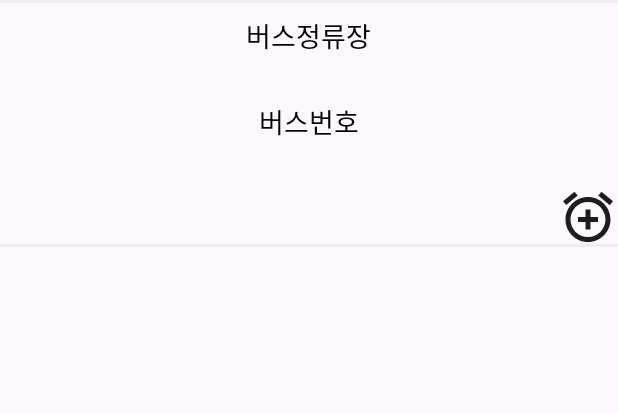
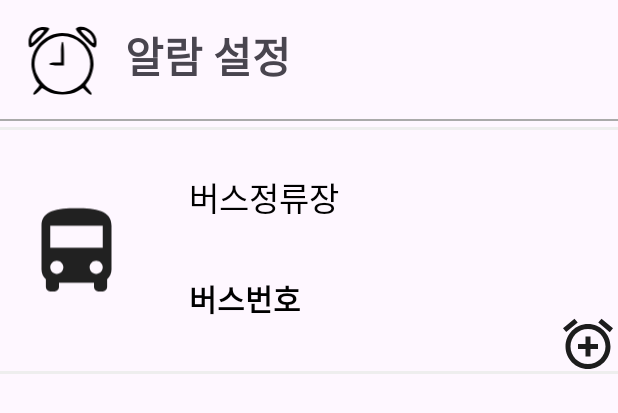
Before and after one commit to sin6708k/CatchingBus, an Android app: the layout fragment_schedule.xml on its own in the app's theme, with its tools: preview values and no code run, on a phone screen of 412 x 824 dp. Shown: the top 413 px of the screen. Run offline under Robolectric (Android 15) with nearby library versions, the phone set to English and light mode, and no system bars.

Commit message:
fragment_schedule.xml 수정

```diff
--- a/app/src/main/java/com/example/catchingbus/ui/view/ScheduleFragment.kt
+++ b/app/src/main/java/com/example/catchingbus/ui/view/ScheduleFragment.kt
@@ -112,6 +112,7 @@ class ScheduleFragment : Fragment(),ScheduleAdapter.OnScheduleRemoveClickListene
     private fun setupRecyclerView() { //리사이클러뷰 규성.
         Log.d("problem", "스케쥴 리사이클러뷰구성합니다.")
         scheduleAdapter = ScheduleAdapter()
+
         binding.scheduleRecycler.apply {
             setHasFixedSize(true)
             layoutManager =
--- /dev/null
+++ b/app/src/main/res/drawable/ic_alarm_clock.xml
@@ -0,0 +1,23 @@
+<vector xmlns:android="http://schemas.android.com/apk/res/android" xmlns:aapt="http://schemas.android.com/aapt"
+    android:viewportWidth="50"
+    android:viewportHeight="50"
+    android:width="62.5dp"
+    android:height="62.5dp">
+    <group
+        android:scaleX="0.1"
+        android:scaleY="-0.1"
+        android:translateY="50">
+        <path
+            android:pathData="M71 466c-29 -16 -50 -52 -50 -86 -1 -54 13 -51 83 19 54 55 64 69 51 75 -26 9 -58 7 -84 -8zm19 -51c-24 -25 -45 -45 -47 -45 -2 0 -3 9 -3 20 0 28 44 70 72 70 20 0 18 -5 -22 -45z"
+            android:fillColor="#000000" />
+        <path
+            android:pathData="M343 472c-9 -6 8 -29 56 -76 69 -69 81 -71 81 -16 0 67 -86 124 -137 92zm92 -37c20 -19 35 -65 22 -65 -2 0 -23 20 -47 45 -40 40 -42 45 -22 45 13 0 34 -11 47 -25z"
+            android:fillColor="#000000" />
+        <path
+            android:pathData="M165 421c-76 -35 -125 -111 -125 -193 0 -44 29 -120 50 -133 8 -5 3 -16 -16 -36 -35 -36 -23 -52 13 -17l25 26 37 -22c50 -30 152 -30 202 0l37 22 25 -26c35 -34 48 -20 14 16 -25 27 -25 27 -7 50 21 26 40 83 40 122 0 149 -161 253 -295 191zm153 -16c160 -67 160 -283 0 -350 -92 -38 -195 5 -239 100 -44 94 -2 201 96 246 49 23 94 24 143 4z"
+            android:fillColor="#000000" />
+        <path
+            android:pathData="M240 310l0 -70 -40 0c-22 0 -40 -4 -40 -10 0 -5 23 -10 50 -10l50 0 0 80c0 47 -4 80 -10 80 -6 0 -10 -30 -10 -70z"
+            android:fillColor="#000000" />
+    </group>
+</vector>
--- a/app/src/main/res/drawable/rounded_rec_white.xml
+++ b/app/src/main/res/drawable/rounded_rec_white.xml
@@ -1,5 +1,5 @@
 <?xml version="1.0" encoding="utf-8"?>
 <shape xmlns:android="http://schemas.android.com/apk/res/android">
-    <solid android:color="#EBEBEB" />
-    <corners android:radius="10dp" />
+    <solid android:color="#FFFFFF" />
+    <corners android:radius="30dp" />
 </shape>
--- a/app/src/main/res/layout/fragment_schedule.xml
+++ b/app/src/main/res/layout/fragment_schedule.xml
@@ -11,39 +11,75 @@
         android:layout_width="match_parent"
         android:layout_height="match_parent">
     <!-- TODO: Update blank fragment layout -->
-    <LinearLayout xmlns:android="http://schemas.android.com/apk/res/android"
-        xmlns:app="http://schemas.android.com/apk/res-auto"
-        xmlns:tools="http://schemas.android.com/tools"
+
+        <androidx.constraintlayout.widget.ConstraintLayout
+            android:id="@+id/title"
             android:layout_width="match_parent"
             android:layout_height="0dp"
-        app:layout_constraintHeight_percent="0.2"
-        android:id="@+id/title"
+            android:layout_marginTop="5dp"
             android:background="@drawable/round_view"
             android:gravity="center_horizontal"
-        app:layout_constraintTop_toTopOf="parent"
+            android:orientation="vertical"
+            app:layout_constraintEnd_toEndOf="parent"
+            app:layout_constraintHeight_percent="0.2"
+            app:layout_constraintHorizontal_bias="1.0"
             app:layout_constraintStart_toStartOf="parent"
-        android:orientation="vertical">
+            app:layout_constraintTop_toTopOf="@+id/view">
+
+            <!--(임시)데이터의 버스 번호을 표시하는 텍스트-->
+
             <TextView
                 android:id="@+id/StationTextView"
                 android:layout_width="wrap_content"
                 android:layout_height="wrap_content"
+                android:layout_marginStart="15dp"
+                android:layout_marginTop="20dp"
+                android:hint="버스정류장"
                 android:padding="10dp"
-            android:hint="버스정류장"
+                android:textAlignment="viewStart"
+                android:textColor="@color/blue"
                 android:textColorHint="@color/black"
-            android:textColor="#000000"
-            android:textSize="18sp" />
-        <!--(임시)데이터의 버스 번호을 표시하는 텍스트-->
+                android:textSize="22sp"
+                app:layout_constraintBottom_toBottomOf="parent"
+                app:layout_constraintEnd_toEndOf="parent"
+                app:layout_constraintHorizontal_bias="0.324"
+                app:layout_constraintStart_toStartOf="@id/imageView3"
+                app:layout_constraintTop_toTopOf="parent"
+                app:layout_constraintVertical_bias="0.0" />
+
             <TextView
                 android:id="@+id/BusTextView"
                 android:layout_width="wrap_content"
                 android:layout_height="wrap_content"
+                android:layout_marginStart="15dp"
+                android:layout_marginBottom="20dp"
+                android:hint="버스번호"
                 android:padding="10dp"
-            android:hint="버스번호"
+                android:textAlignment="center"
+                android:textColor="#000000"
                 android:textColorHint="@color/black"
-            android:textColor="#000000"
-            android:layout_marginTop="10dp"
-            android:textSize="18sp" />
-    </LinearLayout>
+                android:textSize="20sp"
+                android:textStyle="bold"
+                app:layout_constraintBottom_toBottomOf="parent"
+                app:layout_constraintEnd_toEndOf="parent"
+                app:layout_constraintHorizontal_bias="0.296"
+                app:layout_constraintStart_toStartOf="@id/imageView3"
+                app:layout_constraintTop_toBottomOf="@+id/StationTextView"
+                app:layout_constraintVertical_bias="0.75" />
+
+            <ImageView
+                android:id="@+id/imageView3"
+                android:layout_width="70dp"
+                android:layout_height="100dp"
+                android:layout_marginStart="16dp"
+                android:src="@drawable/ic_bus"
+                app:layout_constraintBottom_toBottomOf="parent"
+                app:layout_constraintEnd_toStartOf="@+id/StationTextView"
+                app:layout_constraintHorizontal_bias="0.0"
+                app:layout_constraintStart_toStartOf="parent"
+                app:layout_constraintTop_toTopOf="parent"
+                app:layout_constraintVertical_bias="0.512" />
+        </androidx.constraintlayout.widget.ConstraintLayout>
 
         <ImageView
             android:id="@+id/add_alarm"
@@ -52,13 +88,56 @@
             app:layout_constraintEnd_toEndOf="parent"
             android:layout_width="40dp"
             android:layout_height="40dp"/>
+
         <androidx.recyclerview.widget.RecyclerView
             android:id="@+id/schedule_recycler"
+            android:layout_width="413dp"
+            android:layout_height="495dp"
+            android:layout_marginTop="10dp"
+            app:layout_constraintEnd_toEndOf="parent"
+            app:layout_constraintHeight_percent="0.5"
+            app:layout_constraintHorizontal_bias="0.0"
+            app:layout_constraintStart_toStartOf="parent"
+            app:layout_constraintTop_toBottomOf="@id/title" />
+
+
+        <View
+            android:id="@+id/view"
             android:layout_width="match_parent"
-            android:layout_height="0dp"
-            app:layout_constraintHeight_percent="0.5"
-            app:layout_constraintTop_toBottomOf="@id/title"
-            app:layout_constraintStart_toStartOf="parent"
-            app:layout_constraintEnd_toEndOf="parent"/>
+            android:layout_height="1dp"
+            android:layout_marginTop="5dp"
+            android:background="@android:color/darker_gray"
+            app:layout_constraintBottom_toBottomOf="@id/title"
+            app:layout_constraintTop_toBottomOf="@+id/linearLayout"
+            app:layout_constraintVertical_bias="0.0"
+            tools:layout_editor_absoluteX="-5dp" />
+
+        <LinearLayout
+            android:id="@+id/linearLayout"
+            android:layout_width="406dp"
+            android:layout_height="74dp"
+            android:orientation="horizontal">
+
+            <ImageView
+                android:id="@+id/imageView"
+                android:layout_width="51dp"
+                android:layout_height="49dp"
+                android:layout_marginStart="16dp"
+                android:layout_marginTop="16dp"
+                android:src="@drawable/ic_alarm_clock" />
+
+            <TextView
+                android:id="@+id/textView"
+                android:layout_width="wrap_content"
+                android:layout_height="wrap_content"
+                android:layout_gravity="center"
+                android:layout_marginStart="16dp"
+                android:text="알람 설정"
+                android:textSize="28sp"
+                android:textStyle="bold" />
+
+        </LinearLayout>
+
+
     </androidx.constraintlayout.widget.ConstraintLayout>
 </FrameLayout>
--- a/app/src/main/res/values/style.xml
+++ b/app/src/main/res/values/style.xml
@@ -3,4 +3,10 @@
     <style name="ImageViewClickableStyle">
         <item name="android:clickable">true</item>
     </style>
+
+    <style name="HintText" parent="TextAppearance.AppCompat">
+        <item name="android:textSize">15sp</item>
+        <item name="android:typeface">monospace</item>
+        <item name="android:textColorHint">#000000</item>
+    </style>
 </resources>
```
Also changed, not shown: app/src/main/res/layout/item_schedule.xml (+35 -8 lines), app/src/main/res/layout/popup_window.xml (+29 -18 lines). Lines whose indentation alone changed are shown as unchanged.
